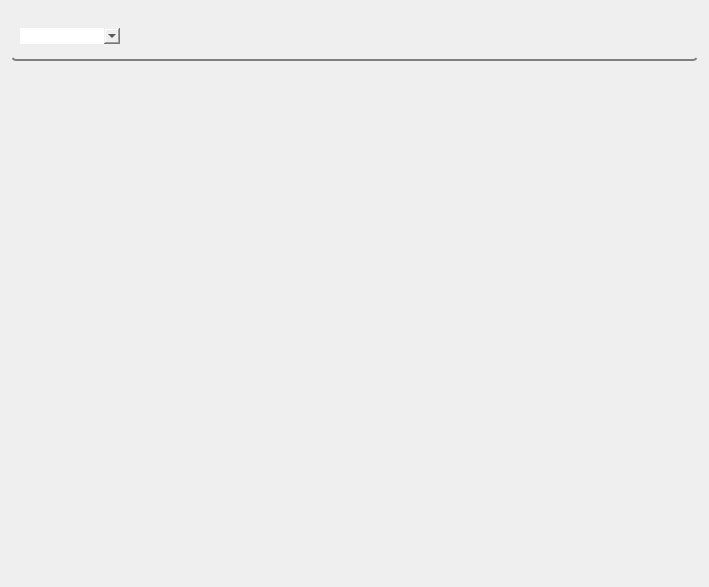
Above: camera_panel/resource/camera_panel.ui from GroupOfRobots/MiniRysRQT before the change. Below: the same form after it.
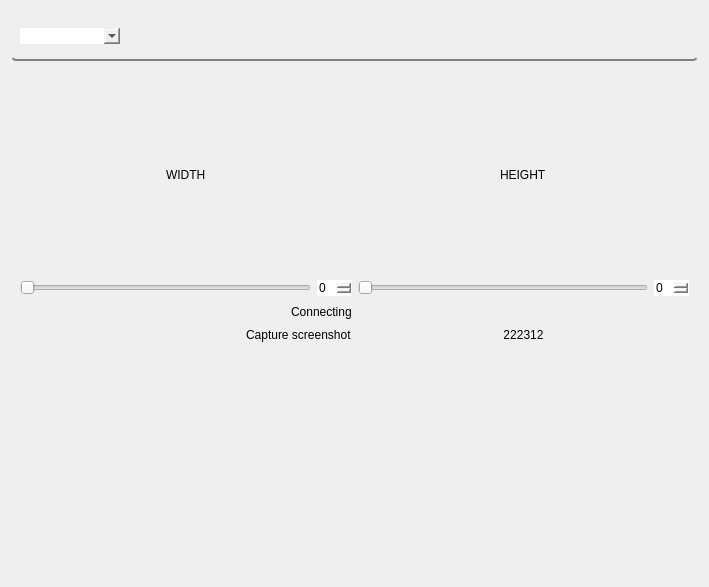
That is the form after the change. Icons and pictures are not drawn.

```diff
--- a/camera_panel/resource/camera_panel.ui
+++ b/camera_panel/resource/camera_panel.ui
@@ -130,6 +130,108 @@
        </rect>
       </property>
       <layout class="QVBoxLayout" name="verticalLayout_2">
+       <item>
+        <layout class="QHBoxLayout" name="horizontalLayout_3">
+         <item>
+          <layout class="QVBoxLayout" name="verticalLayout_7">
+           <item alignment="Qt::AlignHCenter">
+            <widget class="QLabel" name="label_2">
+             <property name="text">
+              <string>WIDTH</string>
+             </property>
+            </widget>
+           </item>
+           <item>
+            <layout class="QHBoxLayout" name="horizontalLayout_6">
+             <item>
+              <widget class="QSlider" name="horizontalSlider_2">
+               <property name="orientation">
+                <enum>Qt::Horizontal</enum>
+               </property>
+              </widget>
+             </item>
+             <item>
+              <widget class="QSpinBox" name="spinBox_2"/>
+             </item>
+            </layout>
+           </item>
+          </layout>
+         </item>
+         <item>
+          <layout class="QVBoxLayout" name="verticalLayout_8">
+           <item alignment="Qt::AlignHCenter">
+            <widget class="QLabel" name="label">
+             <property name="text">
+              <string>HEIGHT</string>
+             </property>
+            </widget>
+           </item>
+           <item>
+            <layout class="QHBoxLayout" name="horizontalLayout_5">
+             <item>
+              <widget class="QSlider" name="horizontalSlider">
+               <property name="orientation">
+                <enum>Qt::Horizontal</enum>
+               </property>
+              </widget>
+             </item>
+             <item>
+              <widget class="QSpinBox" name="spinBox"/>
+             </item>
+            </layout>
+           </item>
+          </layout>
+         </item>
+        </layout>
+       </item>
+       <item>
+        <layout class="QHBoxLayout" name="horizontalLayout_2">
+         <item alignment="Qt::AlignRight">
+          <widget class="QLabel" name="counterLabelUI">
+           <property name="maximumSize">
+            <size>
+             <width>16777215</width>
+             <height>20</height>
+            </size>
+           </property>
+           <property name="text">
+            <string>Connecting</string>
+           </property>
+          </widget>
+         </item>
+         <item>
+          <widget class="QLabel" name="displayFramerateUI">
+           <property name="maximumSize">
+            <size>
+             <width>16777215</width>
+             <height>20</height>
+            </size>
+           </property>
+           <property name="text">
+            <string/>
+           </property>
+          </widget>
+         </item>
+        </layout>
+       </item>
+       <item>
+        <layout class="QHBoxLayout" name="horizontalLayout_7">
+         <item alignment="Qt::AlignRight">
+          <widget class="QLabel" name="label_3">
+           <property name="text">
+            <string>Capture screenshot</string>
+           </property>
+          </widget>
+         </item>
+         <item>
+          <widget class="QPushButton" name="screenshotButtonUI">
+           <property name="text">
+            <string>222312</string>
+           </property>
+          </widget>
+         </item>
+        </layout>
+       </item>
        <item>
         <widget class="QGroupBox" name="groupBox_2">
          <property name="title">
```
